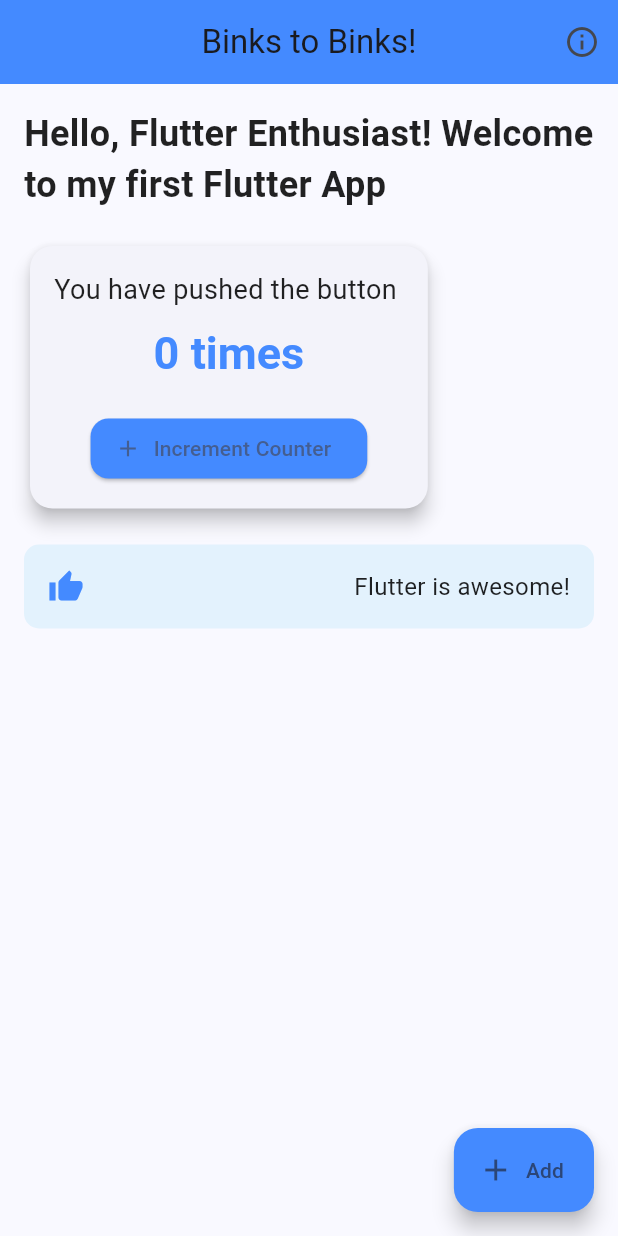
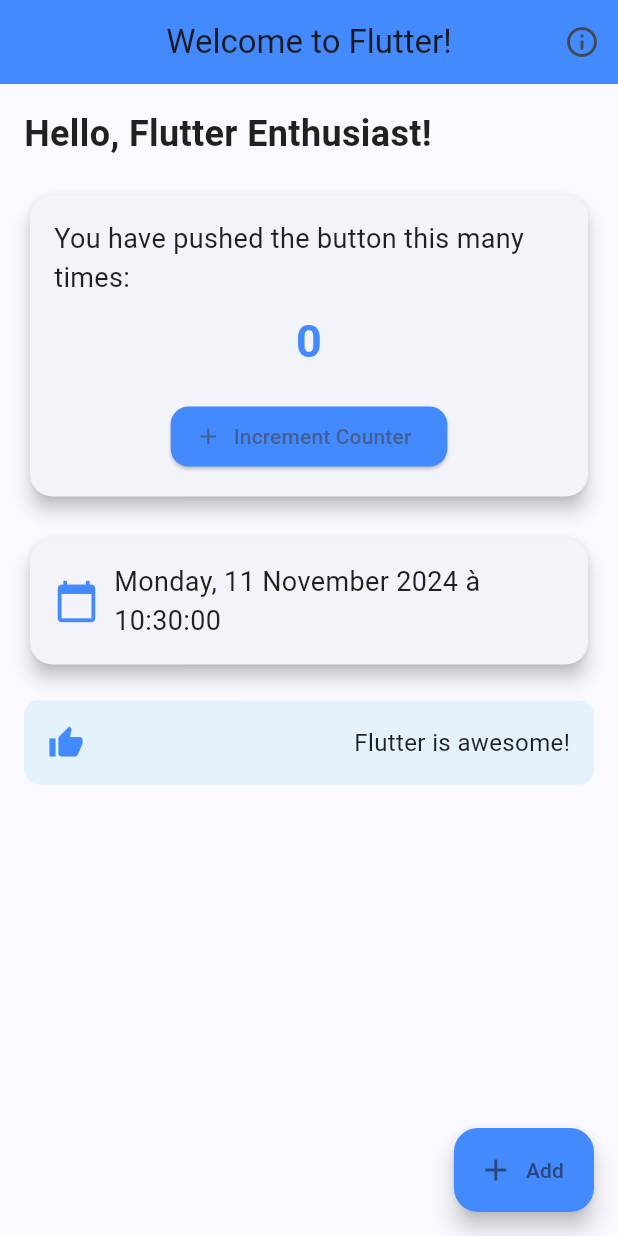
Before and after one commit to edemdev7/flutter_application_1, a Flutter app: the screen it shows after launch, on a phone screen of 412 x 824 dp. Run offline on Flutter 3.47's test engine with Material 3 defaults, Android fonts, the phone set to English and light mode, and no system bars.

Commit message:
[ADD] date time card

```diff
--- a/lib/main.dart
+++ b/lib/main.dart
@@ -1,4 +1,5 @@
 import 'package:flutter/material.dart';
+import 'package:intl/intl.dart';
 
 void main() {
   runApp(const MyApp());
@@ -11,7 +12,7 @@ class MyApp extends StatelessWidget {
   Widget build(BuildContext context) {
     return MaterialApp(
       title: 'My Flutter App',
-      debugShowCheckedModeBanner: false, // Enlève la bannière de debug
+      debugShowCheckedModeBanner: false,
       theme: ThemeData(
         colorScheme: ColorScheme.fromSeed(seedColor: Colors.blueAccent),
         useMaterial3: true,
@@ -27,7 +28,7 @@ class MyApp extends StatelessWidget {
           ),
         ),
       ),
-      home: const MyHomePage(title: 'Binks to Binks!'),
+      home: const MyHomePage(title: 'Welcome to Flutter!'),
     );
   }
 }
@@ -42,6 +43,14 @@ class MyHomePage extends StatefulWidget {
 
 class _MyHomePageState extends State<MyHomePage> {
   int _counter = 0;
+
+  // Méthode pour obtenir la date et l'heure actuelles
+  String getCurrentDateTime() {
+    final now = DateTime.now();
+    final formattedDate = DateFormat('EEEE, d MMMM y').format(now);
+    final formattedTime = DateFormat('HH:mm:ss').format(now);
+    return '$formattedDate à $formattedTime';
+  }
 
   void _incrementCounter() {
     setState(() {
@@ -73,10 +82,12 @@ class _MyHomePageState extends State<MyHomePage> {
           crossAxisAlignment: CrossAxisAlignment.start,
           children: [
             const Text(
-              'Hello, Flutter Enthusiast! Welcome to my first Flutter App',
+              'Hello, Flutter Enthusiast!',
               style: TextStyle(fontSize: 24, fontWeight: FontWeight.w600),
             ),
             const SizedBox(height: 20),
+
+            // Première Card : Compteur
             Card(
               elevation: 5,
               shape: RoundedRectangleBorder(
@@ -87,12 +98,12 @@ class _MyHomePageState extends State<MyHomePage> {
                 child: Column(
                   children: [
                     const Text(
-                      'You have pushed the button ',
+                      'You have pushed the button this many times:',
                       style: TextStyle(fontSize: 18),
                     ),
                     const SizedBox(height: 10),
                     Text(
-                      '$_counter times',
+                      '$_counter',
                       style: Theme.of(context).textTheme.headlineMedium,
                     ),
                     const SizedBox(height: 20),
@@ -112,6 +123,31 @@ class _MyHomePageState extends State<MyHomePage> {
               ),
             ),
             const SizedBox(height: 20),
+
+            // Deuxième Card : Date et Heure
+            Card(
+              elevation: 5,
+              shape: RoundedRectangleBorder(
+                borderRadius: BorderRadius.circular(15),
+              ),
+              child: Padding(
+                padding: const EdgeInsets.all(16.0),
+                child: Row(
+                  children: [
+                    const Icon(Icons.calendar_today, size: 30, color: Colors.blueAccent),
+                    const SizedBox(width: 10),
+                    Expanded(
+                      child: Text(
+                        getCurrentDateTime(),
+                        style: const TextStyle(fontSize: 18),
+                      ),
+                    ),
+                  ],
+                ),
+              ),
+            ),
+            const SizedBox(height: 20),
+
             Container(
               padding: const EdgeInsets.all(16),
               decoration: BoxDecoration(
--- a/pubspec.yaml
+++ b/pubspec.yaml
@@ -35,6 +35,7 @@ dependencies:
   # The following adds the Cupertino Icons font to your application.
   # Use with the CupertinoIcons class for iOS style icons.
   cupertino_icons: ^1.0.8
+  intl: ^0.19.0
 
 dev_dependencies:
   flutter_test:
```
Also changed, not shown: pubspec.lock.
